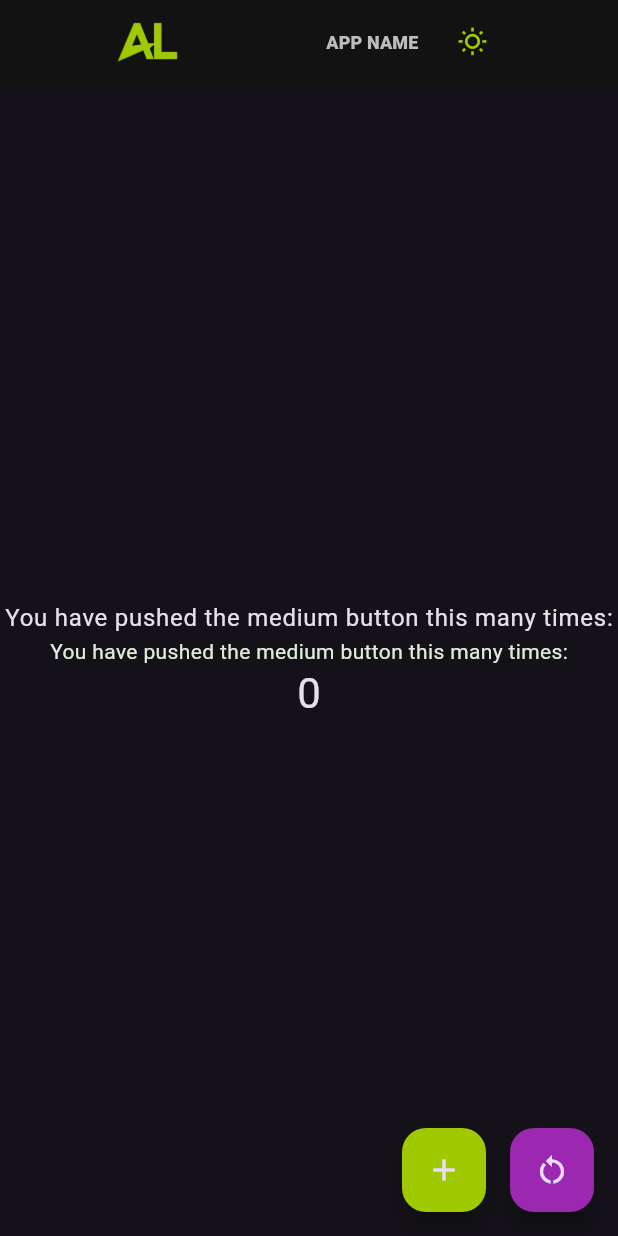
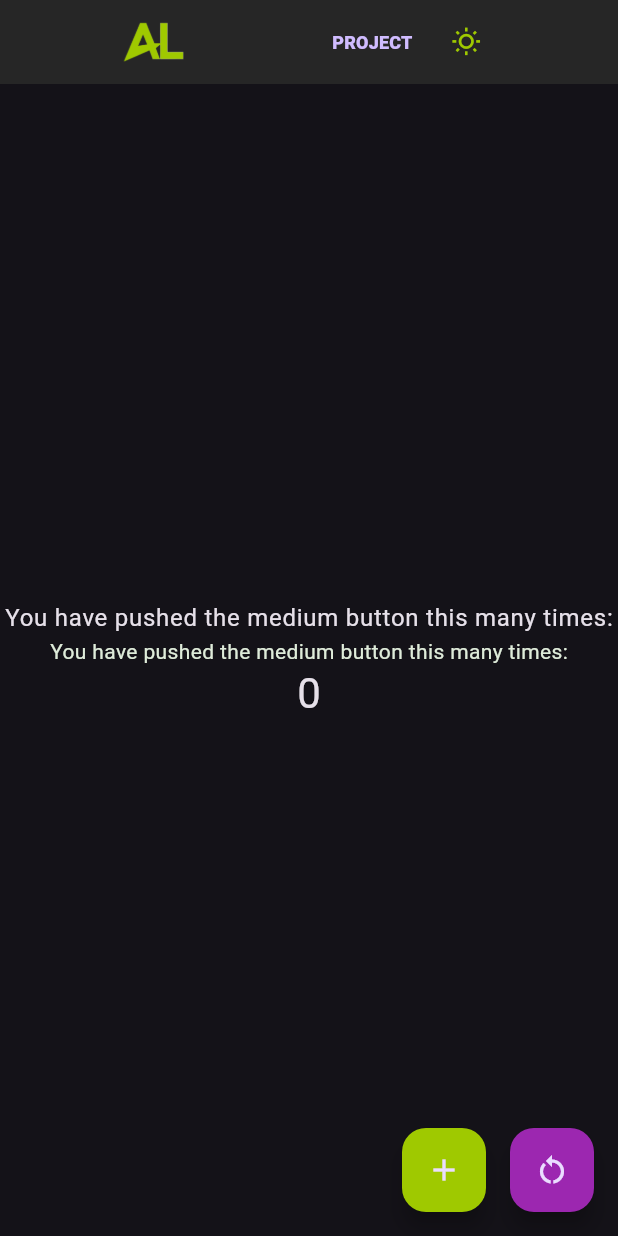
Before and after one commit to loo-al/part_page, a Flutter app: the screen it shows after launch, on a phone screen of 412 x 824 dp. Run offline on Flutter 3.47's test engine with Material 3 defaults, Android fonts, the phone set to English and light mode, and no system bars; our stand-ins replace google_fonts.

Commit message:
- AppBar light/dark theme colors - text / icon colors in app bar adjusted - rm comments in html

```diff
--- a/lib/main.dart
+++ b/lib/main.dart
@@ -110,7 +110,7 @@ class _MyPageState extends State<MyPage> {
 
     return Scaffold(
       appBar: AppBar(
-        backgroundColor: Color(0xFF121212),
+        //backgroundColor: Color(0xFF121212),
         title: Center(
           child: Padding(
             padding: EdgeInsets.symmetric(horizontal: 16),
@@ -141,10 +141,8 @@ class _MyPageState extends State<MyPage> {
                         onPressed: () {();},
                         // onPressed: () {_scrollToSection(_aboutKey);},
                         child: Text(
-                          "APP NAME",
-
+                          "PROJECT",
                           style: TextStyle(
-                              color: Colors.grey[400],
                               fontSize: 12,
                               fontWeight: FontWeight.w900
                           ),
--- a/lib/theme/theme_variants.dart
+++ b/lib/theme/theme_variants.dart
@@ -2,19 +2,48 @@ import 'package:flutter/material.dart';
 
 const COLOR_PRIMARY = Colors.green;
 const CUSTOM_GREEN = Color.fromARGB(255, 159, 201, 0);
+const COMPLEMENT_PURPLE = Color.fromARGB(255, 109, 88, 255);
+const BLUE = Colors.blue;
+
+const DARK_GREY = Color(0xFF1E1E1E);
+const MEDIUM_GREY = Color(0xFF262626);
+const LIGHT_GREY = Color(0xFF8A8F8A);
 const LIGHT_ACCENT = Colors.green;
 
+const WHITE = Colors.white;
 // frostee
-// const LIGHT_BACKGROUND = Color(0xFFE4F6E7);
+const FROSTEE = Color(0xFFE4F6E7);
 // willow brook
 const LIGHT_BACKGROUND = Color(0xFFDFECDA);
 
+
+
+// LIGHT THEME
 ThemeData lightTheme = ThemeData(
   brightness:  Brightness.light,
   scaffoldBackgroundColor: LIGHT_BACKGROUND,
+
+  appBarTheme: AppBarThemeData(
+    backgroundColor: WHITE,
+  ),
+
   floatingActionButtonTheme: FloatingActionButtonThemeData(
       backgroundColor: LIGHT_ACCENT
   ),
+
+  iconButtonTheme: IconButtonThemeData(
+    style: ButtonStyle(
+      foregroundColor: WidgetStateProperty.all(BLUE),
+    ),
+  ),
+
+  // AppBar textbutton ~ line 145
+  textButtonTheme: TextButtonThemeData(
+    style: ButtonStyle(
+      foregroundColor: WidgetStatePropertyAll(Colors.black)
+    )
+  ),
+
   textTheme: TextTheme(
     bodyLarge: TextStyle(color: Colors.black, fontWeight: FontWeight.w600),
     bodyMedium: TextStyle(color: Colors.black, fontWeight: FontWeight.w600),
@@ -22,25 +51,30 @@ ThemeData lightTheme = ThemeData(
     headlineMedium: TextStyle(color: Colors.green),
     // You can also modify other styles like headline1, headline2, etc.
   ),
-  iconButtonTheme: IconButtonThemeData(
-    style: ButtonStyle(
-      foregroundColor: WidgetStateProperty.all(Colors.blueAccent),
-    ),
-  ),
 );
 
+
+
+// DARK THEME
 ThemeData darkTheme = ThemeData(
   brightness:  Brightness.dark,
   primaryColor: COLOR_PRIMARY,
-  textTheme: TextTheme(
-    bodyMedium: TextStyle(color: LIGHT_BACKGROUND)
+
+  appBarTheme: AppBarThemeData(
+    backgroundColor: MEDIUM_GREY,
   ),
+
   iconButtonTheme: IconButtonThemeData(
     style: ButtonStyle(
       foregroundColor: WidgetStateProperty.all(CUSTOM_GREEN),
     ),
   ),
+
   floatingActionButtonTheme: FloatingActionButtonThemeData(
     backgroundColor: CUSTOM_GREEN
   ),
+
+  textTheme: TextTheme(
+      bodyMedium: TextStyle(color: LIGHT_BACKGROUND)
+  ),
 );
```
Also changed, not shown: 1 other file.
